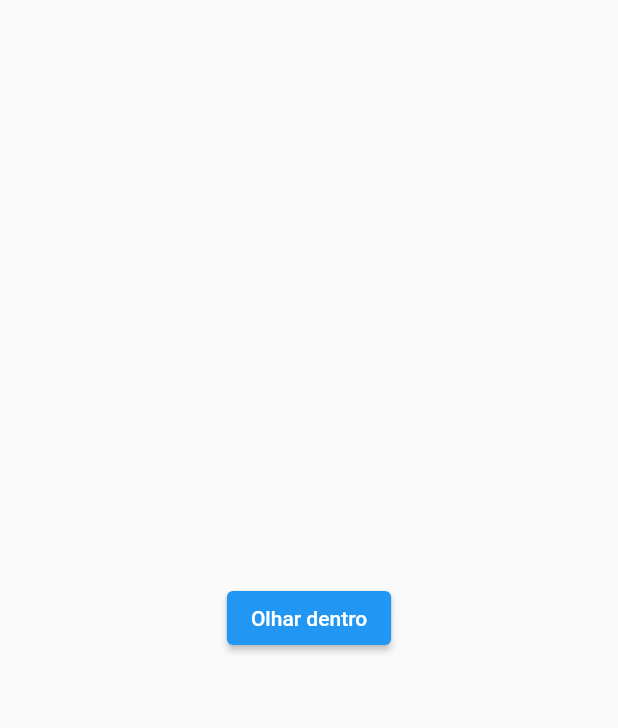
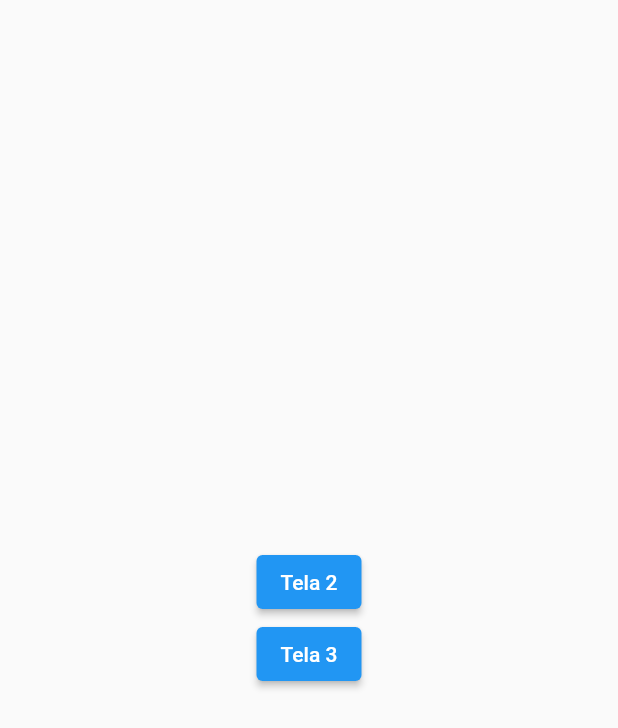
Before and after one commit to RonnyeryBarbosa/mod2_aula14, a Flutter app: the screen it shows after launch, on a phone screen of 412 x 824 dp. Shown: the top 728 px of the screen. Run offline on Flutter 3.47's test engine with Material 2 defaults, Android fonts, the phone set to English and light mode, and no system bars.

Commit message:
Conclusão da navegação, falta pensar em um bom layout agora

```diff
--- a/lib/home.dart
+++ b/lib/home.dart
@@ -1,23 +1,32 @@
 import 'package:flutter/material.dart';
-import 'package:mod2_aula14/fora.dart';
 
-class Home extends StatelessWidget {
+class Home extends StatefulWidget {
+  @override
+  _HomeState createState() => _HomeState();
+}
+
+class _HomeState extends State<Home> {
   @override
   Widget build(BuildContext context) {
     return Scaffold(
         body: SafeArea(
             child: Center(
-      child: Container(
-        child: ElevatedButton(
+                child: Column(
+      mainAxisAlignment: MainAxisAlignment.center,
+      children: [
+        ElevatedButton(
           onPressed: () {
-            Navigator.push(
-              context,
-              MaterialPageRoute(builder: (context) => Fora()),
-            );
+            Navigator.pushNamed(context, 'second');
           },
-          child: Text("Olhar dentro"),
+          child: Text("Tela 2"),
         ),
-      ),
-    )));
+        ElevatedButton(
+          onPressed: () {
+            Navigator.pushNamed(context, 'third');
+          },
+          child: Text('Tela 3'),
+        ),
+      ],
+    ))));
   }
 }
--- a/lib/main.dart
+++ b/lib/main.dart
@@ -1,5 +1,8 @@
 import 'package:flutter/material.dart';
+import 'package:mod2_aula14/four.dart';
+import 'package:mod2_aula14/third.dart';
 import 'package:mod2_aula14/home.dart';
+import 'package:mod2_aula14/second.dart';
 
 void main() {
   runApp(MyApp());
@@ -15,6 +18,11 @@ class MyApp extends StatelessWidget {
         primarySwatch: Colors.blue,
       ),
       home: Home(),
+      routes: {
+        'second': (context) => SecondScreen(),
+        'third': (context) => ThirdScreen(),
+        'four': (context) => FourScreen()
+      },
     );
   }
 }
```
Also changed, not shown: lib/fora.dart (deleted, +0 -22 lines), lib/four.dart (added, +18 -0 lines), lib/second.dart (added, +34 -0 lines), lib/third.dart (added, +24 -0 lines), lib/dentro.dart (deleted).
